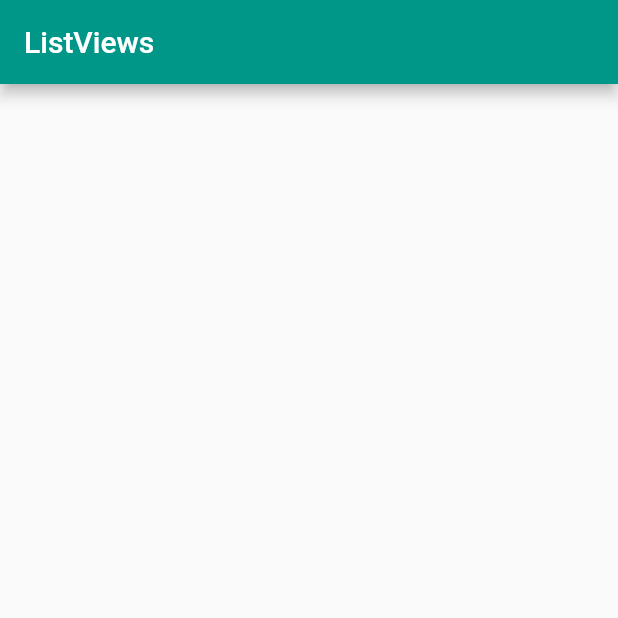
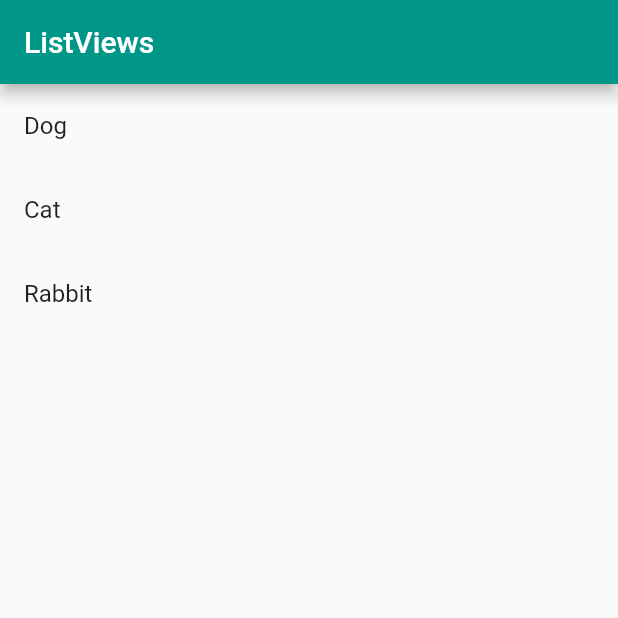
Before and after one commit to lqlongvn/flutter_app, a Flutter app: the screen it shows after launch, on a phone screen of 412 x 824 dp, the top half of it. Run offline on Flutter 3.47's test engine with Material 2 defaults, Android fonts, the phone set to English and light mode, and no system bars.

Commit message:
ListView-2

```diff
--- a/lib/main.dart
+++ b/lib/main.dart
@@ -28,5 +28,17 @@ class BodyLayout extends StatelessWidget {
 
 // replace this function with the code in the examples
 Widget _myListView(BuildContext context) {
-  return ListView();
+  return ListView(
+    children: <Widget>[
+      ListTile(
+        title: Text('Dog'),
+      ),
+      ListTile(
+        title: Text('Cat'),
+      ),
+      ListTile(
+        title: Text('Rabbit'),
+      ),
+    ],
+  );
 }
```
